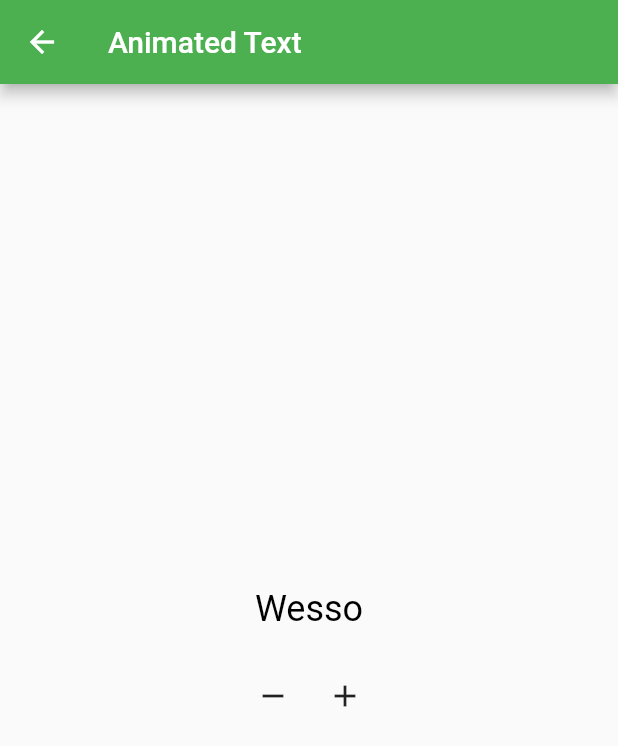
After one commit to Kerolos163/animation, a Flutter app: the screen it shows after launch, after a tap on "Animated Text Size", on a phone screen of 412 x 824 dp. The commit adds this screen. Shown: the top 746 px of the screen. Run offline on Flutter 3.47's test engine with Material 2 defaults, Android fonts, the phone set to English and light mode, and no system bars.

Commit message:
Animated Text

```diff
--- a/lib/Home.dart
+++ b/lib/Home.dart
@@ -2,6 +2,7 @@ import 'package:flutter/material.dart';
 import 'package:flutter/src/widgets/framework.dart';
 import 'package:flutter/src/widgets/placeholder.dart';
 
+import 'Implicit_Animation/Lecture Three/AnimatedText.dart';
 import 'Implicit_Animation/Lecture Two/AnimatedContainer.dart';
 import 'Implicit_Animation/Lecture one/Lecture_one.dart';
 
@@ -31,6 +32,14 @@ class HomeScreem extends StatelessWidget {
               },
               child: const Text("Animated Container"),
             ),
+            ElevatedButton(
+              onPressed: () {
+                Navigator.of(context).push(MaterialPageRoute(
+                  builder: (context) => const AnimatedTextSize(),
+                ));
+              },
+              child: const Text("Animated Text Size"),
+            ),
           ],
         ),
       ),
--- /dev/null
+++ b/lib/Implicit_Animation/Lecture Three/AnimatedText.dart
@@ -0,0 +1,60 @@
+import 'package:flutter/material.dart';
+import 'package:flutter/src/widgets/framework.dart';
+import 'package:flutter/src/widgets/placeholder.dart';
+
+class AnimatedTextSize extends StatefulWidget {
+  const AnimatedTextSize({super.key});
+
+  @override
+  State<AnimatedTextSize> createState() => _AnimatedTextSizeState();
+}
+
+class _AnimatedTextSizeState extends State<AnimatedTextSize> {
+  Color color = Colors.black;
+  double fontsize = 24;
+  @override
+  Widget build(BuildContext context) {
+    return Scaffold(
+      appBar: AppBar(
+        title: const Text("Animated Text"),
+      ),
+      body: Column(
+          mainAxisAlignment: MainAxisAlignment.center,
+          crossAxisAlignment: CrossAxisAlignment.stretch,
+          children: [
+            AnimatedDefaultTextStyle(
+              curve: Curves.bounceInOut,
+              style: TextStyle(color: color, fontSize: fontsize),
+              duration: const Duration(milliseconds: 500),
+              textAlign: TextAlign.center,
+              child: const Text("Wesso"),
+            ),
+            const SizedBox(
+              height: 20,
+            ),
+            Row(
+              mainAxisAlignment: MainAxisAlignment.center,
+              children: [
+                IconButton(
+                    onPressed: resetAnimation, icon: const Icon(Icons.remove)),
+                IconButton(onPressed: doAnimation, icon: const Icon(Icons.add))
+              ],
+            )
+          ]),
+    );
+  }
+
+  void doAnimation() {
+    setState(() {
+      color = Colors.green;
+      fontsize = 100;
+    });
+  }
+
+  void resetAnimation() {
+    setState(() {
+      color = Colors.black;
+      fontsize = 24;
+    });
+  }
+}
--- a/lib/Implicit_Animation/Lecture Two/AnimatedContainer.dart
+++ b/lib/Implicit_Animation/Lecture Two/AnimatedContainer.dart
@@ -37,6 +37,7 @@ class _AnimatedContainerScreenState extends State<AnimatedContainerScreen> {
           _setAnimationValue();
         },
         child: AnimatedContainer(
+          curve: Curves.bounceIn,
           width: _width,
           height: _height,
           duration: const Duration(milliseconds: 400),
```
